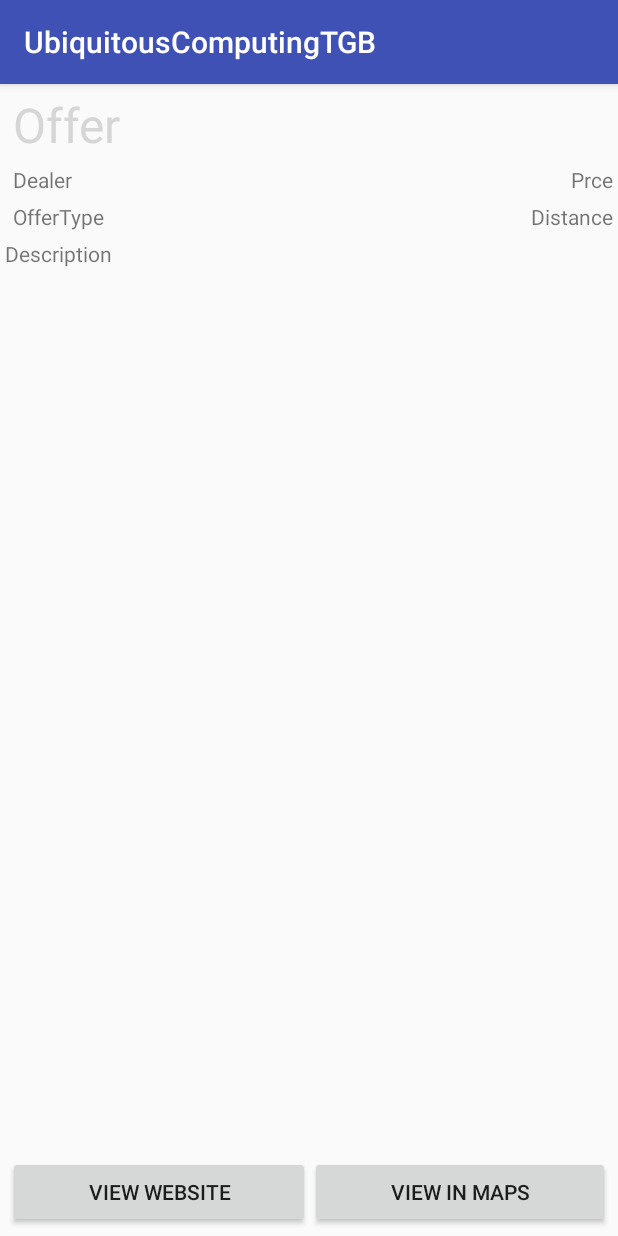
After one commit to tiagomfuhr/UbiquitousComputing-TGB, an Android app: the OfferInfoActivity screen opened directly, with no data from a screen before it, on a phone screen of 412 x 824 dp. The commit adds this screen. Run offline under Robolectric (Android 15) with nearby library versions, the phone set to English and light mode, and no system bars; 6 statements that could not run were skipped.

Commit message:
show offer info and open website and maps

```diff
--- a/Development/app/src/main/AndroidManifest.xml
+++ b/Development/app/src/main/AndroidManifest.xml
@@ -15,10 +15,13 @@
         <activity android:name=".MainActivity">
             <intent-filter>
                 <action android:name="android.intent.action.MAIN" />
+
                 <category android:name="android.intent.category.LAUNCHER" />
             </intent-filter>
         </activity>
-        <activity android:name=".DisplayOffersActivity"></activity>
+        <activity android:name=".DisplayOffersActivity" />
+        <activity android:name=".OfferInfo" />
+        <activity android:name=".OfferInfoActivity"></activity>
     </application>
 
 </manifest>
--- a/Development/app/src/main/java/com/unisinos/ubiquitouscomputingtgb/OfferAdapter.java
+++ b/Development/app/src/main/java/com/unisinos/ubiquitouscomputingtgb/OfferAdapter.java
@@ -55,8 +55,10 @@ class OfferAdapter extends BaseAdapter{
         textDealer.setText(offer.getDealer());
         textPrice.setText("U$ " + String.valueOf(offer.getPrice()));
         textOfferType.setText(offer.getOfferType());
-        textDistance.setText(String.valueOf(offer.getDistanceToUser()) + " meters");
+        textDistance.setText(String.valueOf((int)offer.getDistanceToUser()) + " meters");
 
         return convertView;
     }
+
+
 }
--- /dev/null
+++ b/Development/app/src/main/java/com/unisinos/ubiquitouscomputingtgb/OfferInfoActivity.java
@@ -0,0 +1,75 @@
+package com.unisinos.ubiquitouscomputingtgb;
+
+import android.content.ActivityNotFoundException;
+import android.content.Intent;
+import android.net.Uri;
+import android.support.v7.app.AppCompatActivity;
+import android.os.Bundle;
+import android.view.View;
+import android.widget.TextView;
+import android.widget.Toast;
+
+import org.w3c.dom.Text;
+
+public class OfferInfoActivity extends AppCompatActivity {
+
+    private static final String OFFER = "OFFER";
+    private Offer offer;
+
+    @Override
+    protected void onCreate(Bundle savedInstanceState) {
+        super.onCreate(savedInstanceState);
+        setContentView(R.layout.offer_info);
+
+        Intent intent = getIntent();
+        offer = (Offer) intent.getSerializableExtra(OFFER);
+
+        TextView textOffer = (TextView) findViewById(R.id.textOffer);
+        TextView textDealer = (TextView) findViewById(R.id.textDealer);
+        TextView textPrice = (TextView) findViewById(R.id.textPrice);
+        TextView textOfferType = (TextView) findViewById(R.id.textOfferType);
+        TextView textDistance = (TextView) findViewById(R.id.textDistance);
+        TextView textDescription = (TextView) findViewById(R.id.textDescription);
+
+        textOffer.setText(offer.getOffer());
+        textDealer.setText(offer.getDealer());
+        textPrice.setText("U$ " + String.valueOf(offer.getPrice()));
+        textOfferType.setText(offer.getOfferType());
+        textDistance.setText(String.valueOf((int)offer.getDistanceToUser()) + " meters");
+        textDescription.setText(offer.getDescription());
+    }
+
+    public void GetLocationAndOpenGoogleMaps(View view) {
+        String uri = "http://maps.google.com/maps?daddr=" + offer.getLatitude() + "," + offer.getLongitude();
+        Intent intent = new Intent(Intent.ACTION_VIEW, Uri.parse(uri));
+        intent.setPackage("com.google.android.apps.maps");
+        try
+        {
+            startActivity(intent);
+        }
+        catch(ActivityNotFoundException ex)
+        {
+            try
+            {
+                Intent unrestrictedIntent = new Intent(Intent.ACTION_VIEW, Uri.parse(uri));
+                startActivity(unrestrictedIntent);
+            }
+            catch(ActivityNotFoundException innerEx)
+            {
+                Toast.makeText(OfferInfoActivity.this, "Please install a maps application", Toast.LENGTH_LONG).show();
+            }
+        }
+    }
+
+    public void OpenWebsite(View view) {
+        String uri = offer.getUrl();
+        Intent intent = new Intent(Intent.ACTION_VIEW, Uri.parse(uri));
+        try
+        {
+            startActivity(intent);
+        }
+        catch(ActivityNotFoundException ex) {
+
+        }
+    }
+}
--- /dev/null
+++ b/Development/app/src/main/res/layout/offer_info.xml
@@ -0,0 +1,109 @@
+<?xml version="1.0" encoding="utf-8"?>
+<RelativeLayout
+    xmlns:android="http://schemas.android.com/apk/res/android"
+    xmlns:tools="http://schemas.android.com/tools"
+    tools:context="com.unisinos.ubiquitouscomputingtgb.OfferInfoActivity"
+    android:id="@+id/relative_offer_info_view"
+    android:layout_width="match_parent"
+    android:layout_height="match_parent"
+    android:paddingBottom="5px"
+    android:paddingLeft="5px"
+    android:paddingRight="5px"
+    android:paddingTop="2px">
+
+    <TextView xmlns:android="http://schemas.android.com/apk/res/android"
+        android:id="@+id/textOffer"
+        android:layout_width="fill_parent"
+        android:layout_height="wrap_content"
+        android:layout_alignParentLeft="true"
+        android:layout_alignParentTop="true"
+        android:paddingBottom="3dip"
+        android:paddingLeft="5dip"
+        android:paddingTop="4dip"
+        android:text="Offer"
+        android:textColor="@color/wallet_holo_blue_light"
+        android:textSize="48px" />
+
+    <TextView xmlns:android="http://schemas.android.com/apk/res/android"
+        android:id="@+id/textDealer"
+        android:layout_width="wrap_content"
+        android:layout_height="wrap_content"
+        android:layout_alignParentLeft="true"
+        android:layout_below="@id/textOffer"
+        android:paddingBottom="3dip"
+        android:paddingLeft="5dip"
+        android:paddingTop="2dip"
+        android:text="Dealer" />
+
+    <TextView xmlns:android="http://schemas.android.com/apk/res/android"
+        android:id="@+id/textPrice"
+        android:layout_width="wrap_content"
+        android:layout_height="wrap_content"
+        android:layout_alignParentRight="true"
+        android:layout_below="@id/textOffer"
+        android:paddingBottom="3dip"
+        android:paddingTop="2dip"
+        android:text="Prce" />
+
+    <TextView xmlns:android="http://schemas.android.com/apk/res/android"
+        android:id="@+id/textOfferType"
+        android:layout_width="wrap_content"
+        android:layout_height="wrap_content"
+        android:layout_alignParentLeft="true"
+        android:layout_below="@id/textDealer"
+        android:paddingBottom="3dip"
+        android:paddingLeft="5dip"
+        android:paddingTop="2dip"
+        android:text="OfferType" />
+
+    <TextView
+        android:id="@+id/textDistance"
+        android:layout_width="wrap_content"
+        android:layout_height="wrap_content"
+        android:layout_alignParentRight="true"
+        android:layout_below="@id/textPrice"
+        android:paddingBottom="3dip"
+        android:paddingTop="2dip"
+        android:text="Distance" />
+
+    <TextView
+        android:id="@+id/textDescription"
+        android:layout_width="fill_parent"
+        android:layout_height="wrap_content"
+        android:layout_below="@id/textOfferType"
+        android:paddingBottom="3dip"
+        android:paddingTop="2dip"
+        android:text="Description" />
+
+    <LinearLayout
+        android:layout_alignParentBottom="true"
+        android:layout_width="fill_parent"
+        android:layout_height="wrap_content"
+        android:orientation="horizontal"
+        android:padding="2dp"
+        android:weightSum = "2">
+
+        <Button
+            android:id="@+id/button2"
+            android:layout_width="wrap_content"
+            android:layout_height="wrap_content"
+            android:layout_alignParentBottom="true"
+            android:layout_alignParentStart="true"
+            android:text="View Website"
+            android:layout_weight="1"
+            android:onClick="OpenWebsite"/>
+
+        <Button
+            android:id="@+id/button3"
+            android:layout_width="wrap_content"
+            android:layout_height="wrap_content"
+            android:layout_alignParentBottom="true"
+            android:layout_alignParentEnd="true"
+            android:text="View in Maps"
+            android:layout_weight="1"
+            android:onClick="GetLocationAndOpenGoogleMaps"/>
+
+    </LinearLayout>
+
+
+</RelativeLayout>
```
Also changed, not shown: Development/app/src/main/java/com/unisinos/ubiquitouscomputingtgb/DisplayOffersActivity.java (+75 -9 lines), Development/app/src/main/java/com/unisinos/ubiquitouscomputingtgb/MainActivity.java (+13 -7 lines), Development/app/src/main/java/com/unisinos/ubiquitouscomputingtgb/Offer.java (+6 -4 lines), Development/app/src/main/res/layout/activity_display_offers.xml (+0 -14 lines), Development/app/src/main/res/layout/activity_main.xml (+5 -4 lines), Development/app/src/main/res/layout/list_item_offer.xml (+29 -15 lines).
